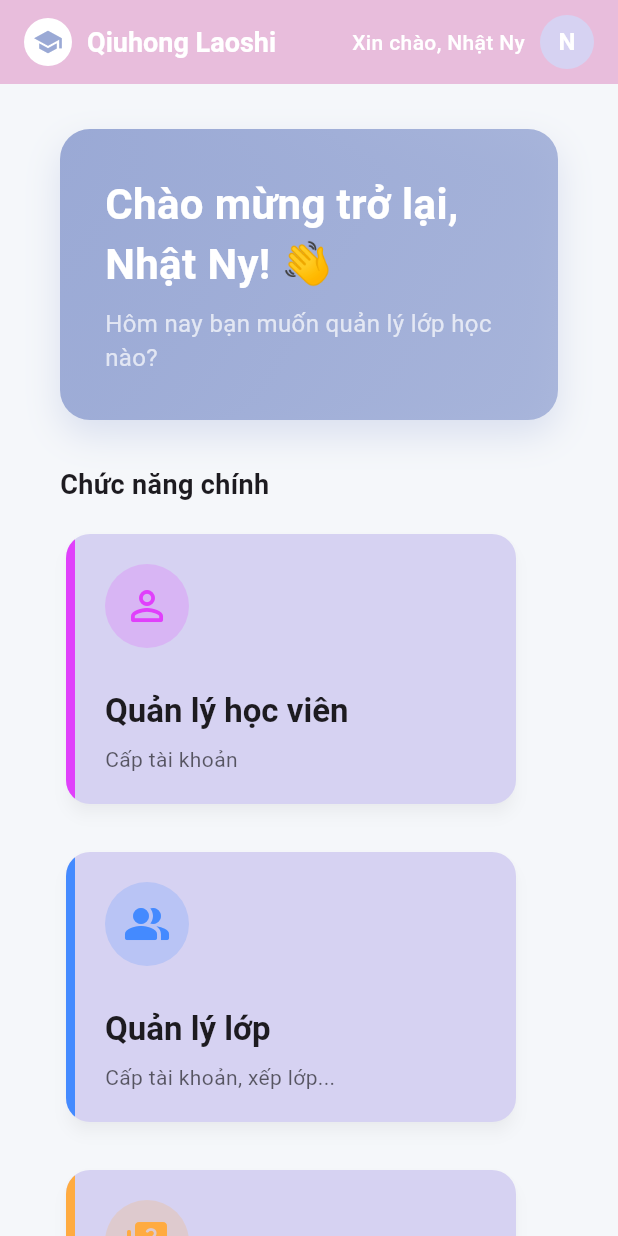
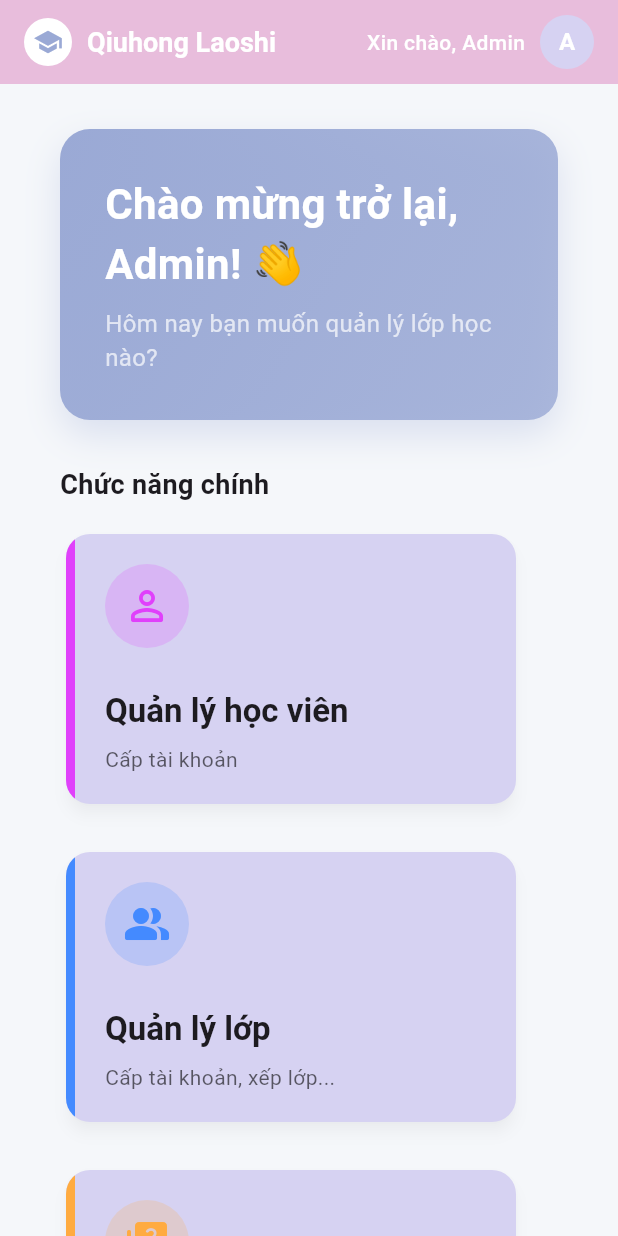
Before and after one commit to ThanhMinh1602/student_management, a Flutter app: the DashboardView screen opened by its route, on a phone screen of 412 x 824 dp. Run offline on Flutter 3.47's test engine with Material 3 defaults, Android fonts, the phone set to English and light mode, and no system bars; our stand-ins replace cloud_firestore, firebase_core, flutter_easyloading, get, google_fonts; accounts and stored records are empty.

```diff
--- a/lib/app/web_modules/auth/controller/auth_controller.dart
+++ b/lib/app/web_modules/auth/controller/auth_controller.dart
@@ -1,4 +1,5 @@
 import 'package:blooket/app/core/base/base_controller.dart';
+import 'package:blooket/app/data/model/student_model.dart';
 import 'package:blooket/app/data/service/auth_service.dart';
 import 'package:blooket/app/routes/app_routes.dart';
 import 'package:get/get.dart';
@@ -6,7 +7,12 @@ import 'package:get/get.dart';
 class AuthController extends BaseController {
   final AuthService _authService;
 
+  // Lưu user hiện tại (null nếu chưa đăng nhập)
+  final Rxn<StudentModel> currentUser = Rxn<StudentModel>();
+
   AuthController(this._authService); // Khởi tạo Service
+
+  bool get isLoggedIn => currentUser.value != null;
 
   Future<void> login(String username, String password) async {
     // 1. Validate đầu vào
@@ -38,6 +44,8 @@ class AuthController extends BaseController {
 
       // 6. CHECK ROLE (Quan trọng)
       if (user.role == 'admin') {
+        // Lưu user hiện tại để dùng ở các màn hình khác
+        currentUser.value = user;
         showSuccess('Xin chào Admin ${user.fullName}');
         Get.offAllNamed(AppRoutes.DASHBOARD);
       } else {
@@ -50,4 +58,12 @@ class AuthController extends BaseController {
       showError('Đã có lỗi xảy ra: $e');
     }
   }
+
+  // Hàm đăng xuất: xóa user và quay về màn hình login
+  Future<void> logout() async {
+    currentUser.value = null;
+    showInfo('Đã đăng xuất');
+    // Quay về login và xóa lịch sử route
+    Get.offAllNamed(AppRoutes.LOGIN);
+  }
 }
--- a/lib/app/web_modules/dashboard/view/dashboard_view.dart
+++ b/lib/app/web_modules/dashboard/view/dashboard_view.dart
@@ -1,9 +1,8 @@
 import 'package:blooket/app/core/constants/app_color.dart';
 import 'package:blooket/app/routes/app_routes.dart';
 import 'package:blooket/app/web_modules/dashboard/widgets/dashboard_app_bar.dart';
+import 'package:blooket/app/web_modules/auth/controller/auth_controller.dart';
 import 'package:blooket/app/web_modules/dashboard/widgets/dashboard_item_card.dart';
-// Import widget mới
-import 'package:blooket/app/web_modules/dashboard/widgets/stat_card_widget.dart';
 import 'package:flutter/material.dart';
 import 'package:get/get.dart';
 
@@ -12,9 +11,35 @@ class DashboardView extends StatelessWidget {
 
   @override
   Widget build(BuildContext context) {
+    final AuthController authController = Get.find();
+
     return Scaffold(
       backgroundColor: const Color(0xFFF5F7FA), // Màu nền xám xanh hiện đại
-      appBar: const DashboardAppBar(userName: 'Nhật Ny'),
+      appBar: PreferredSize(
+        preferredSize: const Size.fromHeight(kToolbarHeight),
+        child: Obx(() {
+          final user = authController.currentUser.value;
+          final name = user?.fullName ?? 'Admin';
+          final avatar = null; // nếu có field avatar trong model thì truyền vào
+          return DashboardAppBar(
+            userName: name,
+            avatarUrl: avatar,
+            onAvatarTap: () {
+              // Hiện dialog xác nhận logout
+              Get.defaultDialog(
+                title: 'Đăng xuất',
+                middleText: 'Bạn có chắc muốn đăng xuất?',
+                textConfirm: 'Đồng ý',
+                textCancel: 'Hủy',
+                onConfirm: () {
+                  Get.back();
+                  authController.logout();
+                },
+              );
+            },
+          );
+        }),
+      ),
       body: SingleChildScrollView(
         padding: const EdgeInsets.symmetric(horizontal: 40, vertical: 30),
         child: Column(
@@ -39,19 +64,24 @@ class DashboardView extends StatelessWidget {
                   ),
                 ],
               ),
-              child: const Column(
+              child: Column(
                 crossAxisAlignment: CrossAxisAlignment.start,
                 children: [
-                  Text(
-                    'Chào mừng trở lại, Nhật Ny! 👋',
-                    style: TextStyle(
-                      color: Colors.white,
-                      fontSize: 28,
-                      fontWeight: FontWeight.bold,
-                    ),
-                  ),
-                  SizedBox(height: 8),
-                  Text(
+                  // Dùng Obx để render tên động
+                  Obx(() {
+                    final user = authController.currentUser.value;
+                    final name = user?.fullName ?? 'Admin';
+                    return Text(
+                      'Chào mừng trở lại, $name! 👋',
+                      style: const TextStyle(
+                        color: Colors.white,
+                        fontSize: 28,
+                        fontWeight: FontWeight.bold,
+                      ),
+                    );
+                  }),
+                  const SizedBox(height: 8),
+                  const Text(
                     'Hôm nay bạn muốn quản lý lớp học nào?',
                     style: TextStyle(color: Colors.white70, fontSize: 16),
                   ),
```
